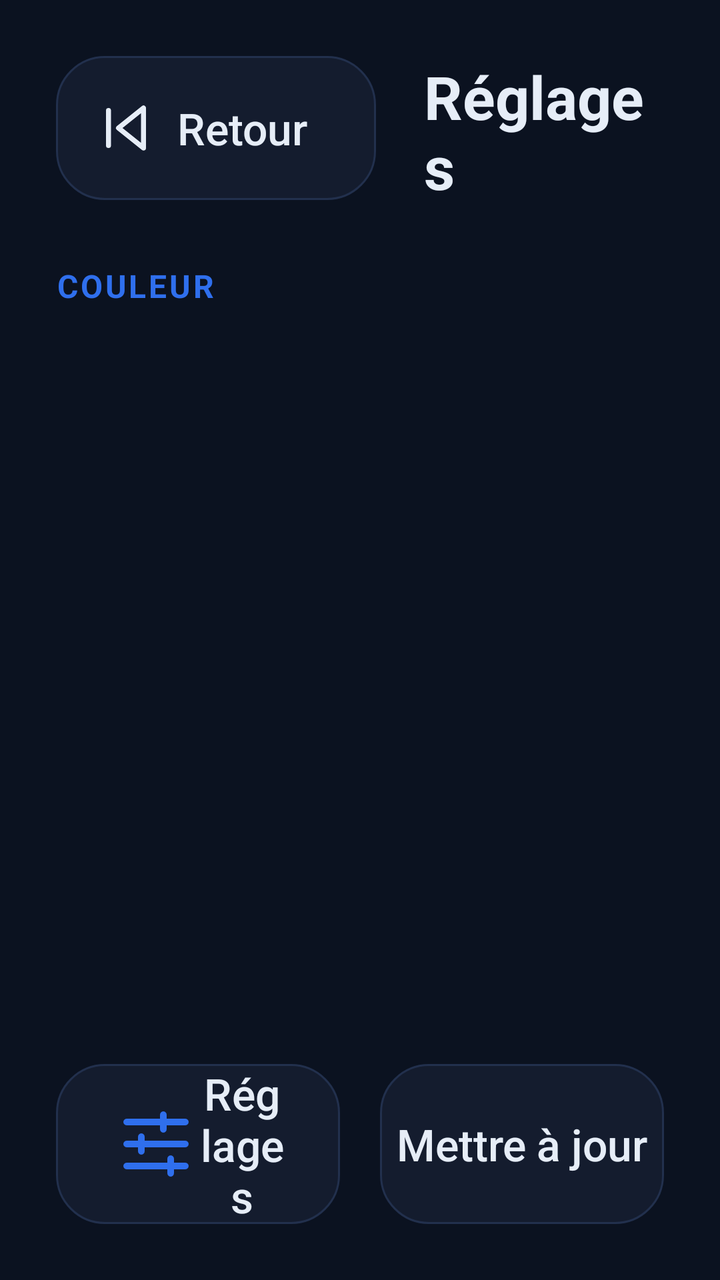
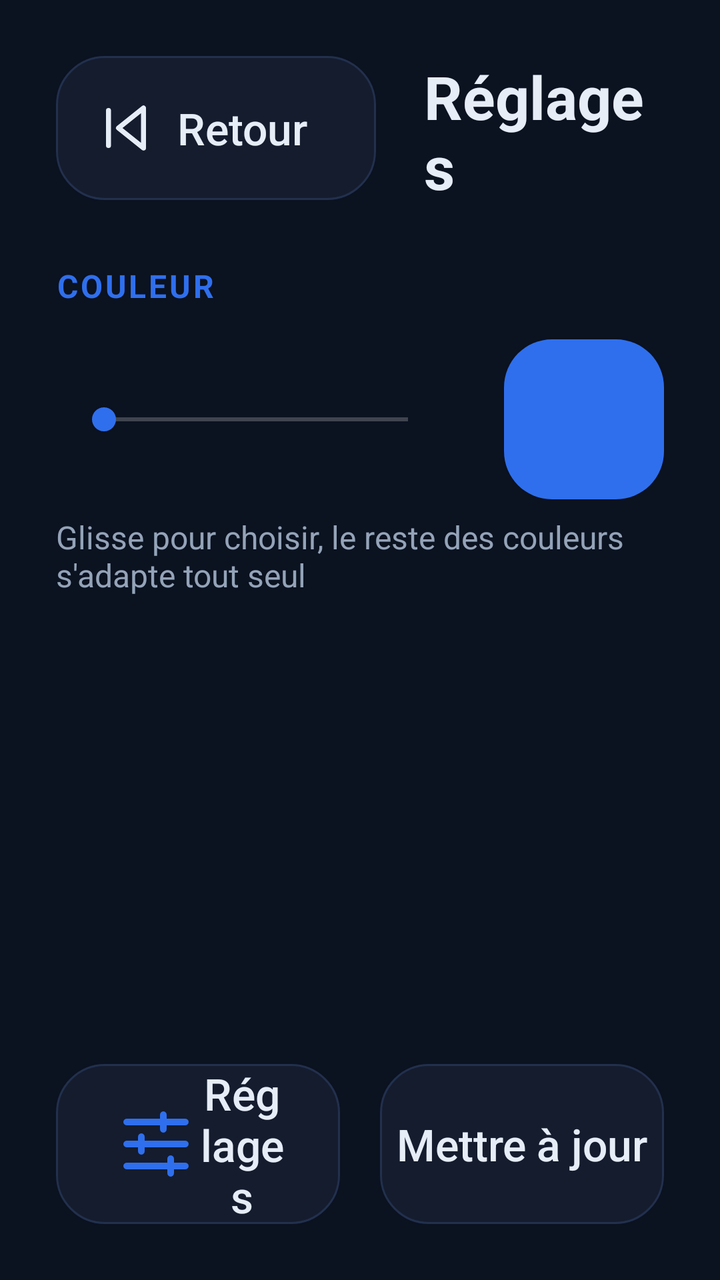

The first picture is an Android layout as it rendered before a commit; the second is the same layout after the commit. The layout source and the unified diff follow.
<!-- AndroidManifest.xml: application theme Theme.Launcher -->
<!-- res/layout/activity_settings.xml -->
<?xml version="1.0" encoding="utf-8"?>
<LinearLayout xmlns:android="http://schemas.android.com/apk/res/android"
    android:layout_width="match_parent"
    android:layout_height="match_parent"
    android:orientation="vertical"
    android:padding="28dp"
    android:background="@color/bg">

    <LinearLayout
        android:layout_width="match_parent"
        android:layout_height="72dp"
        android:orientation="horizontal"
        android:gravity="center_vertical">
        <Button
            android:id="@+id/back"
            android:layout_width="160dp"
            android:layout_height="match_parent"
            android:background="@drawable/tile"
            android:drawableStart="@drawable/ic_prev"
            android:paddingStart="20dp"
            android:paddingEnd="24dp"
            android:text="Retour"
            android:textAllCaps="false"
            android:textColor="@color/text"
            android:textSize="22sp"
            android:stateListAnimator="@null" />
        <TextView
            android:layout_width="wrap_content"
            android:layout_height="wrap_content"
            android:layout_marginStart="24dp"
            android:text="Réglages"
            android:textColor="@color/text"
            android:textSize="30sp"
            android:textStyle="bold" />
    </LinearLayout>

    <TextView
        android:layout_width="wrap_content"
        android:layout_height="wrap_content"
        android:layout_marginTop="32dp"
        android:text="COULEUR"
        android:textColor="?attr/accentColor"
        android:textSize="16sp"
        android:textStyle="bold"
        android:letterSpacing="0.08" />
    <LinearLayout
        android:id="@+id/swatches"
        android:layout_width="match_parent"
        android:layout_height="wrap_content"
        android:layout_marginTop="16dp"
        android:orientation="horizontal" />

    <View
        android:layout_width="match_parent"
        android:layout_height="0dp"
        android:layout_weight="1" />

    <LinearLayout
        android:layout_width="match_parent"
        android:layout_height="80dp"
        android:orientation="horizontal">
        <Button
            android:id="@+id/android_settings"
            android:layout_width="0dp"
            android:layout_height="match_parent"
            android:layout_weight="1"
            android:layout_marginEnd="20dp"
            android:background="@drawable/tile"
            android:drawableStart="@drawable/ic_settings"
            android:paddingStart="28dp"
            android:paddingEnd="28dp"
            android:text="Réglages Android"
            android:textAllCaps="false"
            android:textColor="@color/text"
            android:textSize="22sp"
            android:stateListAnimator="@null" />
        <Button
            android:id="@+id/update"
            android:layout_width="0dp"
            android:layout_height="match_parent"
            android:layout_weight="1"
            android:background="@drawable/tile"
            android:text="Mettre à jour"
            android:textAllCaps="false"
            android:textColor="@color/text"
            android:textSize="22sp"
            android:stateListAnimator="@null" />
    </LinearLayout>
</LinearLayout>
<!-- resources referenced by this layout -->
<resources>
  <color name="bg">#0B1220</color>
  <color name="text">#E6EDF7</color>
  <!-- drawable ic_prev (drawable) -->
  <vector xmlns:android="http://schemas.android.com/apk/res/android" android:width="30dp" android:height="30dp" android:viewportWidth="24" android:viewportHeight="24">
      <path android:pathData="M19,20L9,12l10,-8zM5,19V5" android:fillColor="#00000000" android:strokeColor="@color/text" android:strokeWidth="2" android:strokeLineCap="round" android:strokeLineJoin="round" />
  </vector>
  <!-- drawable ic_settings (drawable) -->
  <vector xmlns:android="http://schemas.android.com/apk/res/android" android:width="44dp" android:height="44dp" android:viewportWidth="24" android:viewportHeight="24">
      <path android:pathData="M4,6h16M4,12h16M4,18h16M14,4v4M8,10v4M16,16v4" android:fillColor="#00000000" android:strokeColor="?attr/accentColor" android:strokeWidth="1.8" android:strokeLineCap="round" />
  </vector>
  <!-- drawable tile (drawable) -->
  <shape xmlns:android="http://schemas.android.com/apk/res/android" android:shape="rectangle">
      <solid android:color="@color/card" />
      <stroke android:width="1dp" android:color="#22304D" />
      <corners android:radius="24dp" />
  </shape>
  <style name="Theme.Launcher" parent="@android:style/Theme.Material.NoActionBar.Fullscreen">
          <item name="android:windowBackground">@color/bg</item>
          <item name="accentColor">#2F6FED</item>
          <item name="android:colorAccent">#2F6FED</item>
      </style>
  <color name="card">#141C2E</color>
</resources>

<!-- the commit's change to res/layout/activity_settings.xml (unified diff, before → after) -->
@@ -4,7 +4,7 @@
     android:layout_height="match_parent"
     android:orientation="vertical"
     android:padding="28dp"
-    android:background="@color/bg">
+    android:background="?attr/bgColor">
 
     <LinearLayout
         android:layout_width="match_parent"
@@ -44,11 +44,34 @@
         android:textStyle="bold"
         android:letterSpacing="0.08" />
     <LinearLayout
-        android:id="@+id/swatches"
         android:layout_width="match_parent"
+        android:layout_height="80dp"
+        android:layout_marginTop="16dp"
+        android:orientation="horizontal"
+        android:gravity="center_vertical">
+        <SeekBar
+            android:id="@+id/hue"
+            android:layout_width="0dp"
+            android:layout_height="64dp"
+            android:layout_weight="1"
+            android:max="23"
+            android:paddingStart="24dp"
+            android:paddingEnd="24dp"
+            android:contentDescription="Teinte" />
+        <View
+            android:id="@+id/preview"
+            android:layout_width="80dp"
+            android:layout_height="80dp"
+            android:layout_marginStart="24dp"
+            android:background="@drawable/tile_accent" />
+    </LinearLayout>
+    <TextView
+        android:layout_width="wrap_content"
         android:layout_height="wrap_content"
-        android:layout_marginTop="16dp"
-        android:orientation="horizontal" />
+        android:layout_marginTop="8dp"
+        android:text="Glisse pour choisir, le reste des couleurs s'adapte tout seul"
+        android:textColor="@color/muted"
+        android:textSize="16sp" />
 
     <View
         android:layout_width="match_parent"
<!-- resource entries referenced after the edit -->
@@ -1,5 +1,6 @@
 <!-- resources referenced by this layout -->
 <resources>
+  <color name="muted">#94A3B8</color>
   <color name="bg">#0B1220</color>
   <color name="text">#E6EDF7</color>
   <!-- drawable ic_prev (drawable) -->
@@ -12,15 +13,23 @@
   </vector>
   <!-- drawable tile (drawable) -->
   <shape xmlns:android="http://schemas.android.com/apk/res/android" android:shape="rectangle">
-      <solid android:color="@color/card" />
-      <stroke android:width="1dp" android:color="#22304D" />
+      <solid android:color="?attr/cardColor" />
+      <stroke android:width="1dp" android:color="?attr/strokeColor" />
+      <corners android:radius="24dp" />
+  </shape>
+  <!-- drawable tile_accent (drawable) -->
+  <shape xmlns:android="http://schemas.android.com/apk/res/android" android:shape="rectangle">
+      <solid android:color="?attr/accentColor" />
       <corners android:radius="24dp" />
   </shape>
   <style name="Theme.Launcher" parent="@android:style/Theme.Material.NoActionBar.Fullscreen">
           <item name="android:windowBackground">@color/bg</item>
           <item name="accentColor">#2F6FED</item>
+          <item name="bgColor">#0B1220</item>
+          <item name="cardColor">#141C2E</item>
+          <item name="strokeColor">#22304D</item>
+          <item name="trackColor">#1E2A44</item>
           <item name="android:colorAccent">#2F6FED</item>
       </style>
-  <color name="card">#141C2E</color>
 </resources>
 
